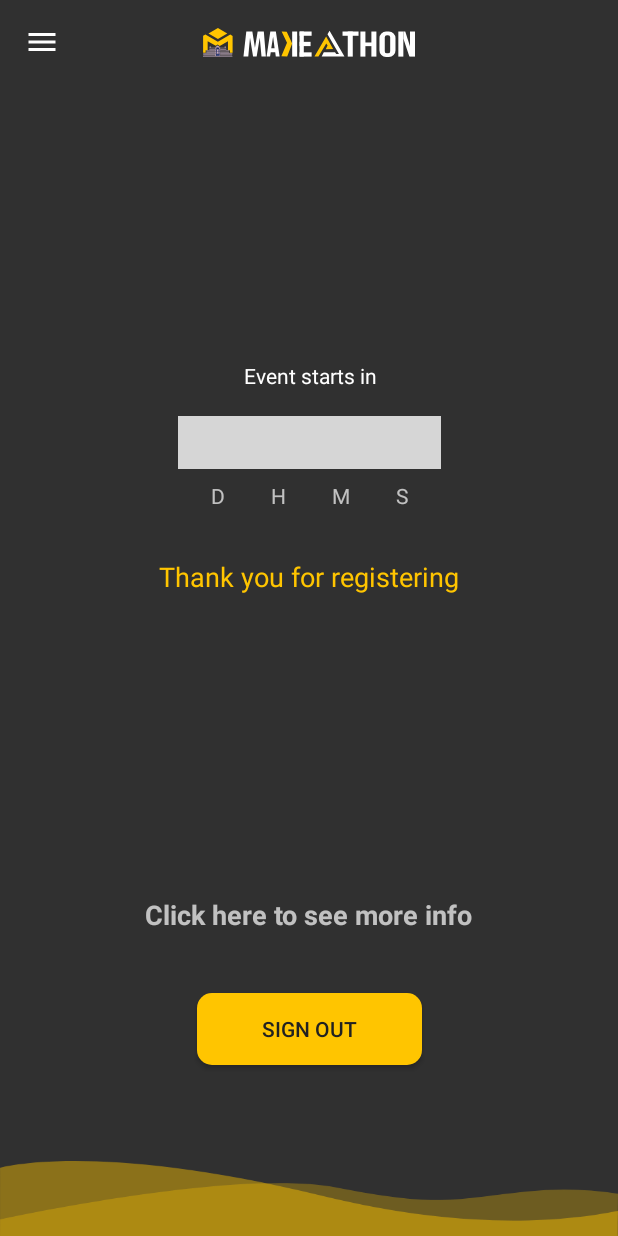
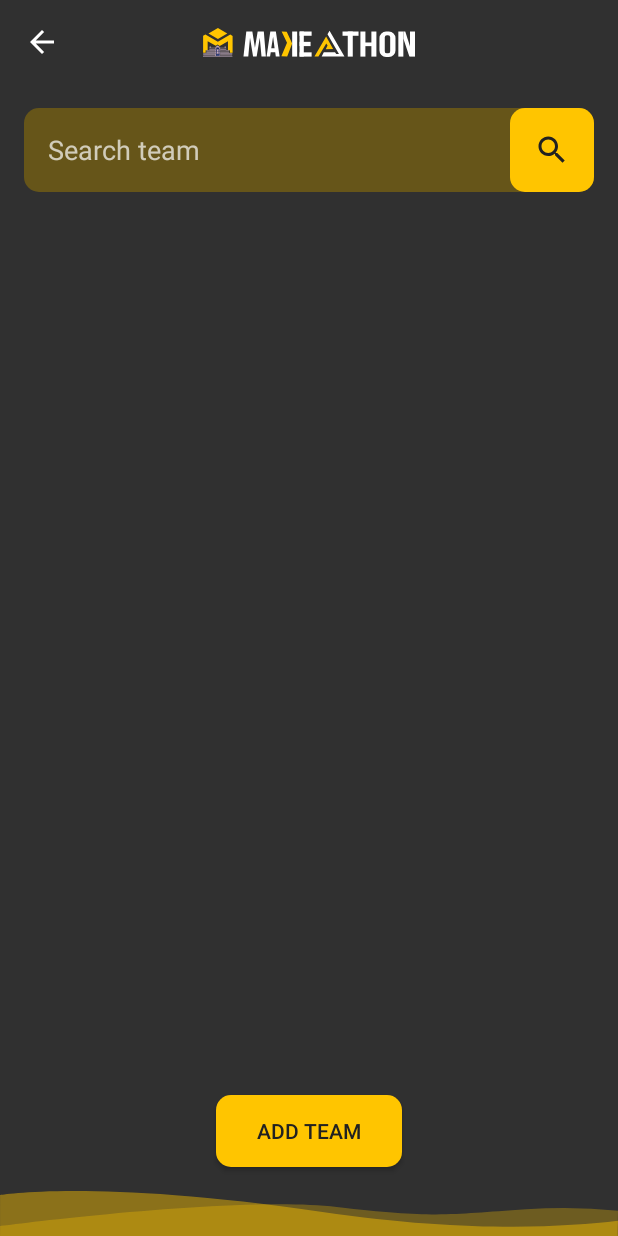
Before and after one commit to androsparks/makeathon-2019, an Android app: the MainActivity screen opened directly, with no data from a screen before it, after a tap on "Team", on a phone screen of 412 x 824 dp. Run offline under Robolectric (Android 15) with nearby library versions, the phone set to English and light mode, and no system bars; our stand-ins replace Firebase (no records; nobody signed in at launch, a user with empty details on screens opened directly); libraries missing offline, so code that uses them is left out: cn.iwgang.countdownview; plain views replace CountdownView; 3 statements that could not run were skipped; 1 other tap on this screen came first; grey boxes are pictures that could not be loaded.

Commit message:
add team search screen

```diff
--- a/app/build.gradle
+++ b/app/build.gradle
@@ -54,6 +54,7 @@ dependencies {
 
     //Picasso
     implementation 'com.squareup.picasso:picasso:2.71828'
+    implementation 'androidx.cardview:cardview:1.0.0'
 }
 
 apply plugin: 'com.google.gms.google-services'
--- a/app/src/main/AndroidManifest.xml
+++ b/app/src/main/AndroidManifest.xml
@@ -18,7 +18,8 @@
         android:supportsRtl="true"
         android:theme="@style/AppTheme"
         tools:ignore="GoogleAppIndexingWarning">
-        <activity android:name=".ui.team.TeamActivity"></activity>
+        <activity android:name=".ui.main.searchteam.TeamSearchActivity"></activity>
+        <activity android:name=".ui.team.TeamActivity" />
         <activity android:name=".ui.main.idea.AbstractActivity" />
 
         <service android:name=".util.FCMService">
--- a/app/src/main/java/com/selectmakeathon/app/model/TeamModel.java
+++ b/app/src/main/java/com/selectmakeathon/app/model/TeamModel.java
@@ -13,6 +13,7 @@ public class TeamModel {
     private boolean isSelected;
 
     public TeamModel() {
+
     }
 
     public TeamModel(String teamName, String teamId, String teamLeader, List<String> teamMembers, List<String> memberRequests, AbstractModel abstractModel, boolean isSelected) {
--- a/app/src/main/java/com/selectmakeathon/app/ui/main/MainActivity.java
+++ b/app/src/main/java/com/selectmakeathon/app/ui/main/MainActivity.java
@@ -7,7 +7,6 @@ import android.content.Intent;
 import android.content.SharedPreferences;
 import android.os.Bundle;
 import android.preference.PreferenceManager;
-import android.view.MenuItem;
 import android.view.View;
 
 import com.google.android.material.navigation.NavigationView;
@@ -20,6 +19,7 @@ import com.selectmakeathon.app.ui.main.info.InfoActivity;
 import com.selectmakeathon.app.ui.main.rules.RulesFragment;
 import com.selectmakeathon.app.ui.main.sidenav.SideNavAdapter;
 import com.selectmakeathon.app.ui.main.sidenav.SideNavListener;
+import com.selectmakeathon.app.ui.main.searchteam.TeamSearchActivity;
 import com.selectmakeathon.app.util.Constants;
 
 //import android.support.v7.app.AppCompatActivity;
@@ -222,6 +222,10 @@ public class MainActivity extends AppCompatActivity implements SideNavListener {
         } else if (position == 1) {
             Intent i = new Intent(this, AbstractActivity.class);
             startActivity(i);
+        } else if (position == 2) {
+            /*TODO: Test whether the user is in a team or not*/
+            Intent i = new Intent(this, TeamSearchActivity.class);
+            startActivity(i);
         } else if (position == 3) {
             updateFragment(RulesFragment.newInstance());
         } else if (position == 4) {
--- a/app/src/main/java/com/selectmakeathon/app/ui/main/idea/AbstractActivity.java
+++ b/app/src/main/java/com/selectmakeathon/app/ui/main/idea/AbstractActivity.java
@@ -335,11 +335,12 @@ public class AbstractActivity extends AppCompatActivity {
         abstractModel.setIdeaUniquness(inputUniqueness.getEditText().getText().toString());
         abstractModel.setComponents(componentAdapter.getComponents());
 
-        reference.child("teams").child(teamId).child("abstract").setValue(abstractModel).addOnSuccessListener(new OnSuccessListener<Void>() {
+        reference.child("teams").child(teamId).child("abstract").setValue(abstractModel)
+                .addOnSuccessListener(new OnSuccessListener<Void>() {
             @Override
             public void onSuccess(Void aVoid) {
                 isEditModeOn = false;
-                prefEditor.putBoolean(Constants.PREF_IS_ABSTRACT_SUBMITTED, true);
+                prefEditor.putBoolean(Constants.PREF_IS_ABSTRACT_SUBMITTED, true).apply();
                 updateUI();
             }
         });
--- /dev/null
+++ b/app/src/main/java/com/selectmakeathon/app/ui/main/searchteam/OnTeamSelectListener.java
@@ -0,0 +1,9 @@
+package com.selectmakeathon.app.ui.main.searchteam;
+
+import com.selectmakeathon.app.model.TeamModel;
+
+public interface OnTeamSelectListener {
+
+    public void onTeamSelect(int position);
+
+}
--- /dev/null
+++ b/app/src/main/java/com/selectmakeathon/app/ui/main/searchteam/TeamAdapter.java
@@ -0,0 +1,82 @@
+package com.selectmakeathon.app.ui.main.searchteam;
+
+import android.content.Context;
+import android.view.LayoutInflater;
+import android.view.View;
+import android.view.ViewGroup;
+import android.widget.TextView;
+
+import com.selectmakeathon.app.R;
+import com.selectmakeathon.app.model.TeamModel;
+
+import java.util.ArrayList;
+
+import androidx.annotation.NonNull;
+import androidx.cardview.widget.CardView;
+import androidx.recyclerview.widget.RecyclerView;
+
+public class TeamAdapter extends RecyclerView.Adapter<TeamAdapter.TeamViewHolder> {
+
+    Context context;
+    ArrayList<TeamModel> teamModels = new ArrayList<>();
+
+    public TeamAdapter(Context context) {
+        this.context = context;
+    }
+
+    public void setTeamModels(ArrayList<TeamModel> teamModels) {
+        this.teamModels = teamModels;
+        notifyDataSetChanged();
+    }
+
+    @NonNull
+    @Override
+    public TeamViewHolder onCreateViewHolder(@NonNull ViewGroup parent, int viewType) {
+        View view = LayoutInflater.from(parent.getContext())
+                .inflate(R.layout.item_team_info, parent, false);
+        return new TeamViewHolder(view);
+    }
+
+    @Override
+    public void onBindViewHolder(@NonNull TeamViewHolder holder, int position) {
+
+        TeamModel teamModel = teamModels.get(position);
+
+        holder.teamName.setText(teamModel.getTeamName());
+        holder.leaderName.setText(teamModel.getTeamLeader());
+        holder.memberCount.setText(
+                String.valueOf(teamModel.getTeamMembers().size())
+        );
+
+        holder.cardView.setOnClickListener(new View.OnClickListener() {
+            @Override
+            public void onClick(View view) {
+                /*TODO: Show dialog box and confirm addition of user*/
+            }
+        });
+    }
+
+    @Override
+    public int getItemCount() {
+        return teamModels.size();
+    }
+
+    class TeamViewHolder extends RecyclerView.ViewHolder {
+
+        public TextView teamName;
+        public TextView leaderName;
+        public TextView memberCount;
+        public CardView cardView;
+
+        public TeamViewHolder(@NonNull View itemView) {
+            super(itemView);
+
+            teamName = itemView.findViewById(R.id.item_team_teamname);
+            leaderName = itemView.findViewById(R.id.item_team_leadername);
+            memberCount = itemView.findViewById(R.id.item_team_member_count);
+            cardView = itemView.findViewById(R.id.item_team_card);
+
+        }
+    }
+
+}
--- /dev/null
+++ b/app/src/main/java/com/selectmakeathon/app/ui/main/searchteam/TeamSearchActivity.java
@@ -0,0 +1,212 @@
+package com.selectmakeathon.app.ui.main.searchteam;
+
+import androidx.annotation.NonNull;
+import androidx.appcompat.app.AppCompatActivity;
+import androidx.recyclerview.widget.LinearLayoutManager;
+import androidx.recyclerview.widget.RecyclerView;
+
+import android.content.SharedPreferences;
+import android.os.Bundle;
+import android.preference.PreferenceManager;
+import android.view.View;
+import android.widget.Button;
+import android.widget.EditText;
+import android.widget.ImageView;
+import android.widget.LinearLayout;
+import android.widget.TextView;
+
+import com.google.firebase.database.DataSnapshot;
+import com.google.firebase.database.DatabaseError;
+import com.google.firebase.database.DatabaseReference;
+import com.google.firebase.database.FirebaseDatabase;
+import com.google.firebase.database.ValueEventListener;
+import com.selectmakeathon.app.R;
+import com.selectmakeathon.app.model.TeamModel;
+import com.selectmakeathon.app.model.UserModel;
+import com.selectmakeathon.app.util.Constants;
+
+import java.util.ArrayList;
+
+public class TeamSearchActivity extends AppCompatActivity implements OnTeamSelectListener {
+
+    ImageView backButton;
+    ImageView buttonSearch;
+    EditText inputQuery;
+    Button buttonAddTeam;
+    RecyclerView rvTeams;
+
+    LinearLayout teamStaticLayout;
+    TextView teamNameStatic;
+    TextView teamLeaderStatic;
+    TextView memberCountStatic;
+    Button clearButtonStatic;
+
+    TeamAdapter teamAdapter;
+
+    DatabaseReference reference = FirebaseDatabase.getInstance().getReference();
+
+    SharedPreferences prefs;
+    SharedPreferences.Editor prefEditor;
+
+    ArrayList<TeamModel> teamModels = new ArrayList<>();
+    UserModel userModel;
+
+    boolean showRv = true;
+
+    @Override
+    protected void onCreate(Bundle savedInstanceState) {
+        super.onCreate(savedInstanceState);
+        setContentView(R.layout.activity_team_search);
+
+        prefs = PreferenceManager.getDefaultSharedPreferences(this);
+        prefEditor = prefs.edit();
+
+        String userName = prefs.getString(Constants.PREF_USER_ID, "");
+        if (!userName.isEmpty()) {
+
+            reference.child("users").child(userName).addValueEventListener(new ValueEventListener() {
+                @Override
+                public void onDataChange(@NonNull DataSnapshot dataSnapshot) {
+                    try {
+                        userModel = dataSnapshot.getValue(UserModel.class);
+                    } catch (Exception e) {
+                        e.printStackTrace();
+                    }
+                }
+
+                @Override
+                public void onCancelled(@NonNull DatabaseError databaseError) {
+
+                }
+            });
+
+        }
+
+        initViews();
+        initRv();
+
+        startAnimation();
+
+        reference.child("teams").addValueEventListener(new ValueEventListener() {
+            @Override
+            public void onDataChange(@NonNull DataSnapshot dataSnapshot) {
+
+                teamModels.clear();
+                for (DataSnapshot child : dataSnapshot.getChildren()) {
+                    teamModels.add(child.getValue(TeamModel.class));
+                }
+
+                updateUI();
+
+            }
+
+            @Override
+            public void onCancelled(@NonNull DatabaseError databaseError) {
+
+            }
+        });
+
+        buttonSearch.setOnClickListener(new View.OnClickListener() {
+            @Override
+            public void onClick(View view) {
+
+                final String query = inputQuery.getText()
+                        .toString()
+                        .trim()
+                        .toLowerCase()
+                        .replace(" ", "_");
+
+                if (!query.isEmpty()) {
+
+                    startAnimation();
+
+                    reference.child("teams").addListenerForSingleValueEvent(new ValueEventListener() {
+                        @Override
+                        public void onDataChange(@NonNull DataSnapshot dataSnapshot) {
+                            if (dataSnapshot.hasChild(query)) {
+                                TeamModel searchTeamModel = dataSnapshot.child(query).getValue(TeamModel.class);
+
+                                teamNameStatic.setText(searchTeamModel.getTeamName());
+                                teamLeaderStatic.setText(searchTeamModel.getTeamLeader());
+                                memberCountStatic.setText(searchTeamModel.getTeamMembers().size());
+
+                                showRv = false;
+
+                            }
+                            updateUI();
+                        }
+
+                        @Override
+                        public void onCancelled(@NonNull DatabaseError databaseError) {
+
+                        }
+                    });
+
+                }
+
+            }
+        });
+
+        clearButtonStatic.setOnClickListener(new View.OnClickListener() {
+            @Override
+            public void onClick(View view) {
+                showRv = true;
+                inputQuery.setText(null);
+                updateUI();
+            }
+        });
+    }
+
+    private void initRv() {
+        teamAdapter = new TeamAdapter(this);
+
+        rvTeams.setLayoutManager(new LinearLayoutManager(this));
+        rvTeams.setAdapter(teamAdapter);
+    }
+
+    private void initViews() {
+        backButton = findViewById(R.id.image_team_search_back);
+        buttonSearch = findViewById(R.id.image_team_search);
+        inputQuery  = findViewById(R.id.input_team_query);
+        buttonAddTeam = findViewById(R.id.button_team_addteam);
+        rvTeams = findViewById(R.id.rv_teams);
+
+        teamStaticLayout = findViewById(R.id.layout_team_static);
+        teamNameStatic = findViewById(R.id.item_team_teamname_static);
+        teamLeaderStatic = findViewById(R.id.item_team_leadername_static);
+        memberCountStatic = findViewById(R.id.item_team_member_count_static);
+        clearButtonStatic = findViewById(R.id.button_team_clear_static);
+    }
+
+    public void updateUI() {
+        stopAnimation();
+
+        if (showRv) {
+            rvTeams.setVisibility(View.VISIBLE);
+            teamStaticLayout.setVisibility(View.GONE);
+        } else {
+            rvTeams.setVisibility(View.GONE);
+            teamStaticLayout.setVisibility(View.VISIBLE);
+        }
+
+        teamAdapter.setTeamModels(teamModels);
+    }
+
+    public void startAnimation() {
+
+    }
+
+    public void stopAnimation() {
+
+    }
+
+    @Override
+    public void onTeamSelect(int position) {
+
+        TeamModel teamModel = teamModels.get(position);
+
+        /*TODO: Show dialog box*/
+        /*TODO: Update firebase*/
+
+    }
+}
--- /dev/null
+++ b/app/src/main/res/drawable/ic_search_black_24dp.xml
@@ -0,0 +1,5 @@
+<vector android:height="24dp" android:tint="#FFFFFF"
+    android:viewportHeight="24.0" android:viewportWidth="24.0"
+    android:width="24dp" xmlns:android="http://schemas.android.com/apk/res/android">
+    <path android:fillColor="#FF000000" android:pathData="M15.5,14h-0.79l-0.28,-0.27C15.41,12.59 16,11.11 16,9.5 16,5.91 13.09,3 9.5,3S3,5.91 3,9.5 5.91,16 9.5,16c1.61,0 3.09,-0.59 4.23,-1.57l0.27,0.28v0.79l5,4.99L20.49,19l-4.99,-5zM9.5,14C7.01,14 5,11.99 5,9.5S7.01,5 9.5,5 14,7.01 14,9.5 11.99,14 9.5,14z"/>
+</vector>
--- /dev/null
+++ b/app/src/main/res/layout/activity_team_search.xml
@@ -0,0 +1,188 @@
+<?xml version="1.0" encoding="utf-8"?>
+<androidx.constraintlayout.widget.ConstraintLayout xmlns:android="http://schemas.android.com/apk/res/android"
+    xmlns:app="http://schemas.android.com/apk/res-auto"
+    xmlns:tools="http://schemas.android.com/tools"
+    android:layout_width="match_parent"
+    android:layout_height="match_parent"
+    tools:context=".ui.main.searchteam.TeamSearchActivity">
+
+    <ImageView
+        android:id="@+id/image_team_search_back"
+        android:layout_width="wrap_content"
+        android:layout_height="wrap_content"
+        android:padding="16dp"
+        app:layout_constraintStart_toStartOf="parent"
+        app:layout_constraintTop_toTopOf="parent"
+        app:srcCompat="@drawable/ic_arrow_back_black_24dp" />
+
+    <ImageView
+        android:id="@+id/imageView15"
+        android:layout_width="wrap_content"
+        android:layout_height="wrap_content"
+        android:layout_marginStart="8dp"
+        android:layout_marginEnd="8dp"
+        app:layout_constraintBottom_toBottomOf="@+id/image_team_search_back"
+        app:layout_constraintEnd_toEndOf="parent"
+        app:layout_constraintStart_toStartOf="parent"
+        app:layout_constraintTop_toTopOf="@+id/image_team_search_back"
+        app:srcCompat="@drawable/ic_long_logo" />
+
+    <androidx.constraintlayout.widget.ConstraintLayout
+        android:id="@+id/constraintLayout"
+        android:layout_width="0dp"
+        android:layout_height="wrap_content"
+        android:layout_marginStart="16dp"
+        android:layout_marginTop="16dp"
+        android:layout_marginEnd="16dp"
+        android:background="@drawable/bg_muted_yellow_curve"
+        app:layout_constraintEnd_toEndOf="parent"
+        app:layout_constraintStart_toStartOf="parent"
+        app:layout_constraintTop_toBottomOf="@+id/image_team_search_back">
+
+        <ImageView
+            android:id="@+id/image_team_search"
+            android:layout_width="wrap_content"
+            android:layout_height="wrap_content"
+            android:background="@drawable/bg_yellow_curve"
+            android:foreground="@drawable/bg_ripple"
+            android:padding="16dp"
+            android:tint="@color/colorPrimary"
+            app:layout_constraintBottom_toBottomOf="parent"
+            app:layout_constraintEnd_toEndOf="parent"
+            app:layout_constraintTop_toTopOf="parent"
+            app:srcCompat="@drawable/ic_search_black_24dp" />
+
+        <EditText
+            android:id="@+id/input_team_query"
+            android:layout_width="0dp"
+            android:layout_height="0dp"
+            android:background="@android:color/transparent"
+            android:ems="10"
+            android:hint="Search team"
+            android:inputType="textPersonName"
+            android:paddingStart="16dp"
+            app:layout_constraintBottom_toBottomOf="parent"
+            app:layout_constraintEnd_toStartOf="@+id/image_team_search"
+            app:layout_constraintStart_toStartOf="parent"
+            app:layout_constraintTop_toTopOf="parent" />
+    </androidx.constraintlayout.widget.ConstraintLayout>
+
+    <ImageView
+        android:id="@+id/imageView17"
+        android:layout_width="wrap_content"
+        android:layout_height="30dp"
+        android:scaleType="fitXY"
+        app:layout_constraintBottom_toBottomOf="parent"
+        app:layout_constraintEnd_toEndOf="parent"
+        app:layout_constraintStart_toStartOf="parent"
+        app:srcCompat="@drawable/ic_waves" />
+
+    <Button
+        android:id="@+id/button_team_addteam"
+        android:layout_width="124dp"
+        android:layout_height="wrap_content"
+        android:layout_marginBottom="16dp"
+        android:background="@drawable/bg_yellow_curve"
+        android:foreground="@drawable/bg_ripple"
+        android:text="add team"
+        android:textColor="@color/colorPrimary"
+        app:layout_constraintBottom_toTopOf="@+id/imageView17"
+        app:layout_constraintEnd_toEndOf="parent"
+        app:layout_constraintStart_toStartOf="parent" />
+
+    <androidx.recyclerview.widget.RecyclerView
+        android:id="@+id/rv_teams"
+        android:layout_width="0dp"
+        android:layout_height="0dp"
+        android:layout_marginTop="8dp"
+        android:layout_marginBottom="8dp"
+        android:visibility="gone"
+        app:layout_constraintBottom_toTopOf="@+id/button_team_addteam"
+        app:layout_constraintEnd_toEndOf="parent"
+        app:layout_constraintStart_toStartOf="parent"
+        app:layout_constraintTop_toBottomOf="@+id/constraintLayout"
+        tools:listitem="@layout/item_team_info" />
+
+    <LinearLayout
+        android:id="@+id/layout_team_static"
+        android:layout_width="0dp"
+        android:layout_height="wrap_content"
+        android:layout_marginTop="8dp"
+        android:orientation="vertical"
+        app:layout_constraintEnd_toEndOf="parent"
+        app:layout_constraintStart_toStartOf="parent"
+        app:layout_constraintTop_toBottomOf="@+id/constraintLayout">
+
+        <androidx.cardview.widget.CardView
+            android:id="@+id/item_team_card"
+            android:layout_width="match_parent"
+            android:layout_height="match_parent"
+            android:layout_marginStart="24dp"
+            android:layout_marginTop="16dp"
+            android:layout_marginEnd="24dp"
+            android:layout_marginBottom="16dp"
+            app:cardCornerRadius="@dimen/theme_corner_radius">
+
+            <androidx.constraintlayout.widget.ConstraintLayout
+                android:layout_width="match_parent"
+                android:layout_height="match_parent">
+
+                <TextView
+                    android:id="@+id/item_team_teamname_static"
+                    android:layout_width="0dp"
+                    android:layout_height="wrap_content"
+                    android:layout_marginStart="16dp"
+                    android:layout_marginTop="8dp"
+                    android:layout_marginEnd="8dp"
+                    android:text="Team Name"
+                    android:textAppearance="@android:style/TextAppearance.Material.Medium"
+                    android:textColor="@color/colorAccent"
+                    app:layout_constraintBottom_toTopOf="@+id/item_team_leadername_static"
+                    app:layout_constraintEnd_toStartOf="@+id/item_team_member_count_static"
+                    app:layout_constraintHorizontal_bias="0.5"
+                    app:layout_constraintStart_toStartOf="parent"
+                    app:layout_constraintTop_toTopOf="parent" />
+
+                <TextView
+                    android:id="@+id/item_team_leadername_static"
+                    android:layout_width="0dp"
+                    android:layout_height="wrap_content"
+                    android:layout_marginEnd="8dp"
+                    android:layout_marginBottom="8dp"
+                    android:text="Member name"
+                    app:layout_constraintBottom_toBottomOf="parent"
+                    app:layout_constraintEnd_toStartOf="@+id/item_team_member_count_static"
+                    app:layout_constraintHorizontal_bias="0.5"
+                    app:layout_constraintStart_toStartOf="@+id/item_team_teamname_static"
+                    app:layout_constraintTop_toBottomOf="@+id/item_team_teamname_static" />
+
+                <TextView
+                    android:id="@+id/item_team_member_count_static"
+                    android:layout_width="wrap_content"
+                    android:layout_height="wrap_content"
+                    android:layout_margin="16dp"
+                    android:background="@drawable/bg_muted_yellow_curve"
+                    android:paddingStart="16dp"
+                    android:paddingTop="8dp"
+                    android:paddingEnd="16dp"
+                    android:paddingBottom="8dp"
+                    android:text="2"
+                    android:textAppearance="@android:style/TextAppearance.Material.Large"
+                    android:textColor="@color/colorAccent"
+                    app:layout_constraintBottom_toBottomOf="parent"
+                    app:layout_constraintEnd_toEndOf="parent"
+                    app:layout_constraintTop_toTopOf="parent" />
+            </androidx.constraintlayout.widget.ConstraintLayout>
+        </androidx.cardview.widget.CardView>
+
+        <Button
+            android:id="@+id/button_team_clear_static"
+            style="@style/Widget.AppCompat.Button.Borderless.Colored"
+            android:layout_width="124dp"
+            android:layout_height="wrap_content"
+            android:layout_gravity="center"
+            android:foreground="@drawable/bg_ripple"
+            android:text="clear" />
+
+    </LinearLayout>
+</androidx.constraintlayout.widget.ConstraintLayout>
```
Also changed, not shown: app/src/main/res/layout/fragment_components_bottomsheet.xml (+2 -7 lines), app/src/main/res/layout/item_team_info.xml (added, +67 -0 lines).
